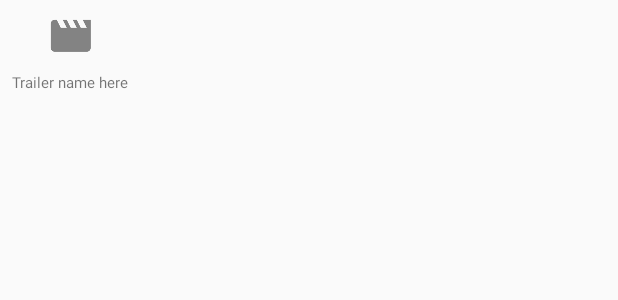
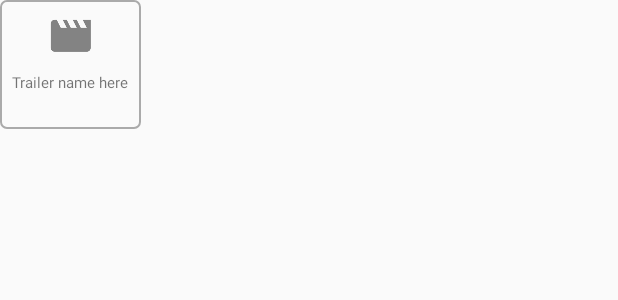
Before and after one commit to skipadu/Next-Flick, an Android app: the layout trailermovie_item.xml on its own in the app's theme, with its tools: preview values and no code run, on a phone screen of 412 x 824 dp. Shown: the top 300 px of the screen. Run offline under Robolectric (Android 15) with nearby library versions, the phone set to English and light mode, and no system bars.

Commit message:
feat: Border for trailer video item

```diff
--- a/app/src/main/res/layout/trailermovie_item.xml
+++ b/app/src/main/res/layout/trailermovie_item.xml
@@ -3,7 +3,8 @@
     xmlns:app="http://schemas.android.com/apk/res-auto"
     xmlns:tools="http://schemas.android.com/tools"
     android:layout_width="wrap_content"
-    android:layout_height="wrap_content">
+    android:layout_height="wrap_content"
+    android:background="@drawable/border">
 
 
     <ImageView
```
